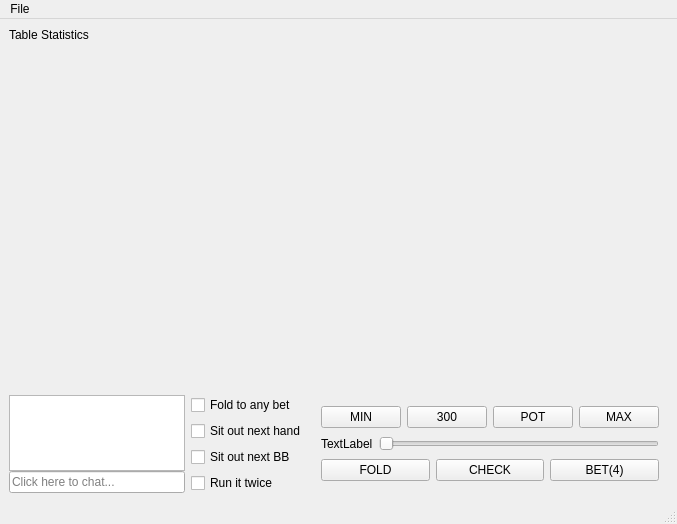
Above: qt-client/table.ui from paunovic/chipup-poker before the change. Below: the same form after it.
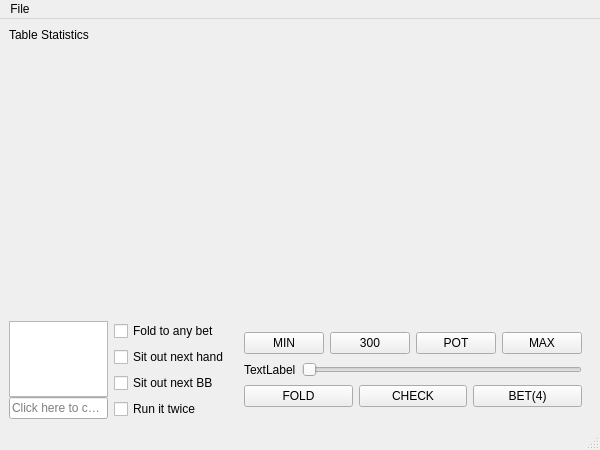
That is the form after the change.

The edit to the form file:
```diff
--- a/qt-client/table.ui
+++ b/qt-client/table.ui
@@ -6,8 +6,8 @@
    <rect>
     <x>0</x>
     <y>0</y>
-    <width>677</width>
-    <height>524</height>
+    <width>600</width>
+    <height>450</height>
    </rect>
   </property>
   <property name="windowTitle">
@@ -232,8 +232,8 @@
     <rect>
      <x>0</x>
      <y>0</y>
-     <width>677</width>
-     <height>28</height>
+     <width>600</width>
+     <height>21</height>
     </rect>
    </property>
    <widget class="QMenu" name="menuFile">
```
Left out of the diff: 3 changed lines with no effect on the pictures.
